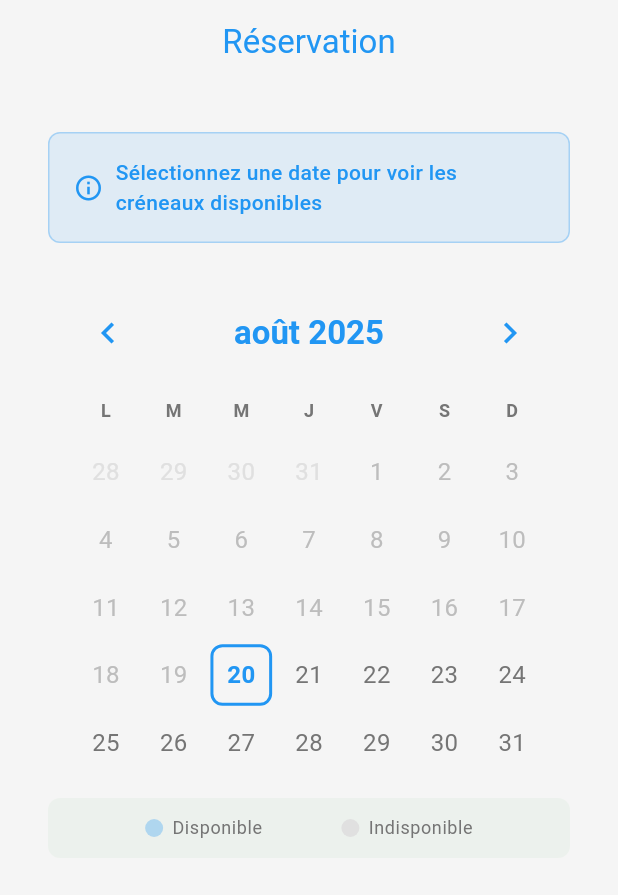
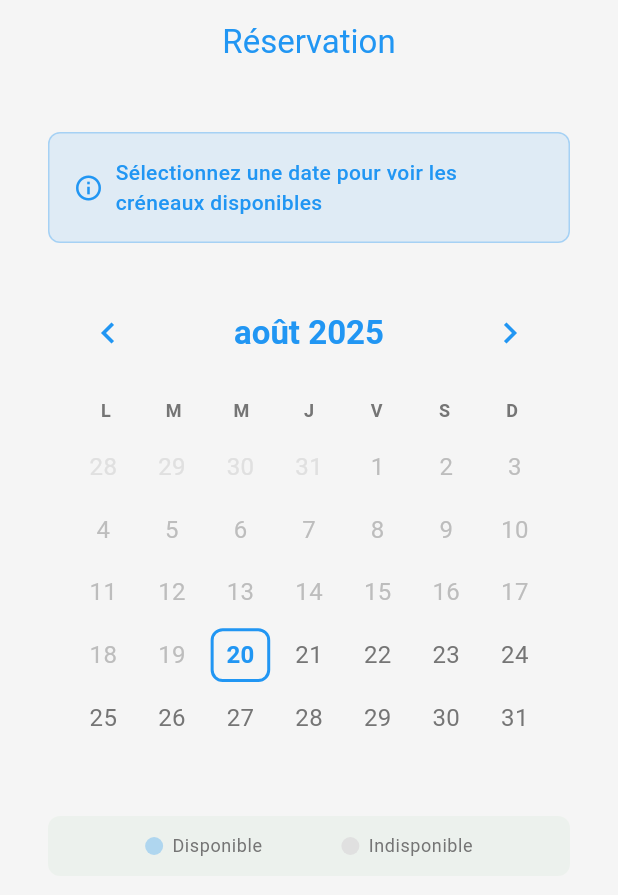
Before and after one commit to 1uc05/Deen-care, a Flutter app: the CalendarScreen widget shown alone on an empty page, opened directly, after a tap on the "chevron left" icon, after a tap on the "chevron right" icon, on a phone screen of 412 x 824 dp. Shown: the top 895 px of the screen. Run offline on Flutter 3.47's test engine with Material 3 defaults, Android fonts, the phone set to English and light mode, and no system bars; our stand-ins replace cloud_firestore, cloud_functions, firebase_auth, firebase_core, flutter_dotenv, go_router and 2 more; missing offline and left inert: agora_chat_sdk, agora_rtc_engine, dart:ffi; accounts and stored records are empty.

Commit message:
fix: calendar display issue
Signed-off-by: Lucas <lucas.teissier@protelec.fr>

```diff
--- a/lib/screens/calendar_screen.dart
+++ b/lib/screens/calendar_screen.dart
@@ -193,7 +193,10 @@ class _CalendarScreenState extends State<CalendarScreen> {
                         ),
                         const SizedBox(height: 20),
 
-                        // Calendrier plein écran
+                        // Calendrier + Légende dans une Column
+                        Column(
+                          children: [
+                            // Calendrier avec taille fixe
                             SizedBox(
                               height: 350,
                               child: MonthCalendar(
@@ -202,7 +205,10 @@ class _CalendarScreenState extends State<CalendarScreen> {
                               ),
                             ),
 
-                        // Légende en bas
+                            // Petit espace entre calendrier et légende
+                            const SizedBox(height: 12),
+
+                            // Légende collée en bas du calendrier
                             Container(
                               width: double.infinity,
                               padding: const EdgeInsets.all(12),
@@ -225,6 +231,8 @@ class _CalendarScreenState extends State<CalendarScreen> {
                                   ),
                                 ],
                               ),
+                            ),
+                          ],
                         ),
                       ],
                     ),
--- a/lib/widgets/calendar/month_calendar.dart
+++ b/lib/widgets/calendar/month_calendar.dart
@@ -29,7 +29,7 @@ class _MonthCalendarState extends State<MonthCalendar> {
           const SizedBox(height: 20),
           _buildWeekdayHeaders(),
           const SizedBox(height: 10),
-          Expanded(child: _buildCalendarGrid()),
+          _buildCalendarGrid(), // ✅ SUPPRESSION d'Expanded
         ],
       ),
     );
@@ -90,7 +90,9 @@ class _MonthCalendarState extends State<MonthCalendar> {
       physics: const NeverScrollableScrollPhysics(),
       gridDelegate: const SliverGridDelegateWithFixedCrossAxisCount(
         crossAxisCount: 7,
-        childAspectRatio: 1,
+        childAspectRatio: 1.1, // ✅ ASPECT RATIO légèrement plus large pour plus d'espace vertical
+        mainAxisSpacing: 4,    // ✅ ESPACEMENT vertical entre les cellules
+        crossAxisSpacing: 4,   // ✅ ESPACEMENT horizontal entre les cellules
       ),
       itemCount: calendarDays.length,
       itemBuilder: (context, index) {
@@ -110,7 +112,7 @@ class _MonthCalendarState extends State<MonthCalendar> {
     return GestureDetector(
       onTap: isSelectable ? () => widget.onDaySelected(day) : null,
       child: Container(
-        margin: const EdgeInsets.all(2),
+        margin: const EdgeInsets.all(1), // ✅ MARGE réduite pour optimiser l'espace
         decoration: BoxDecoration(
           color: _getDayBackgroundColor(isToday, hasSlots, isCurrentMonth, isPast),
           borderRadius: BorderRadius.circular(8),
```
Lines whose indentation alone changed are shown as unchanged.
